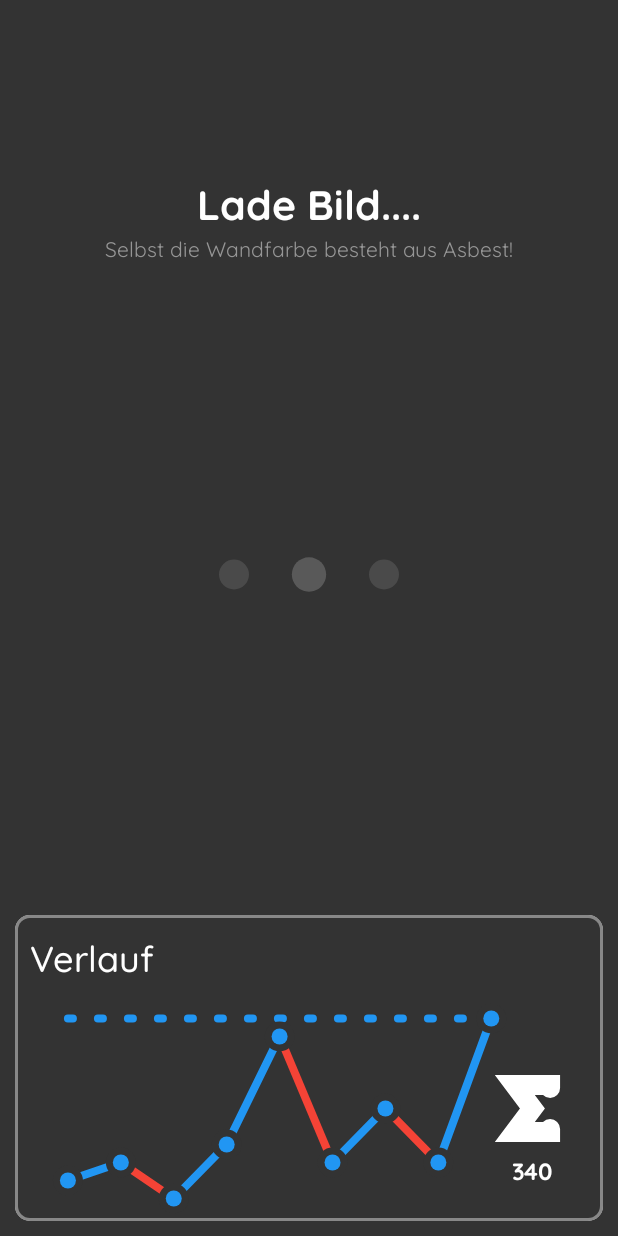
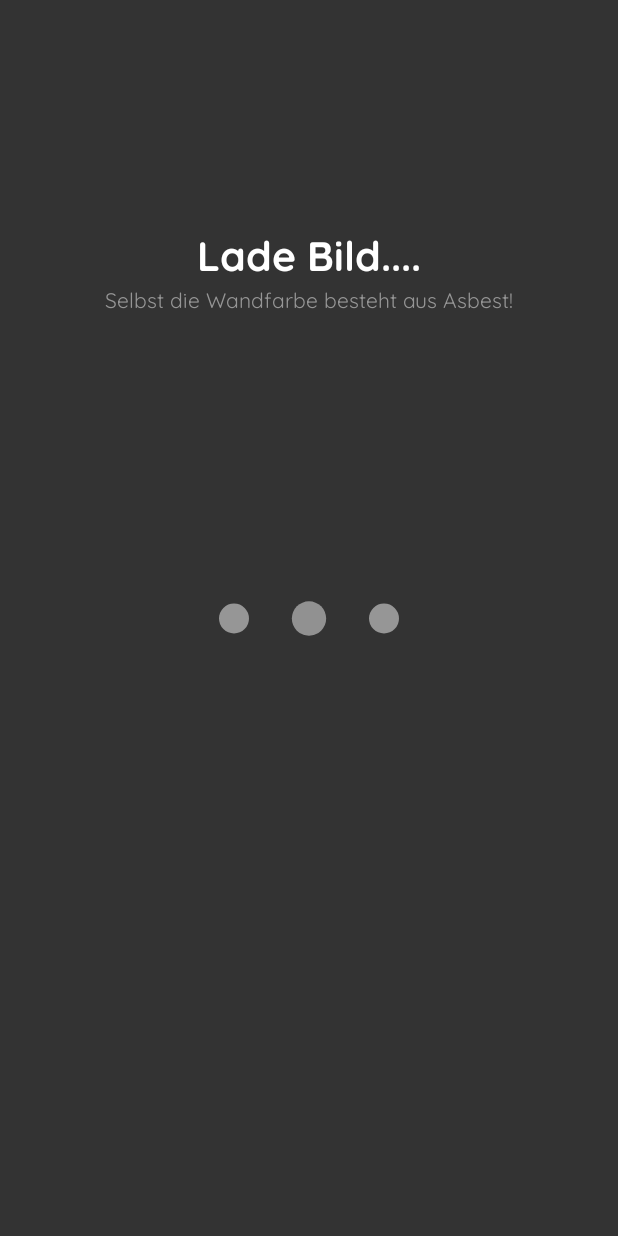
Before and after one commit to val-pu/Campusguesser-fscs, an Android app: the GuessActivity screen opened directly, with no data from a screen before it, on a phone screen of 412 x 824 dp. Run offline under Robolectric (Android 15) with nearby library versions, the phone set to English and light mode, and no system bars; libraries missing offline, so code that uses them is left out: org.osmdroid.api, org.osmdroid.config, org.osmdroid.events, org.osmdroid.tileprovider, org.osmdroid.util and 1 more; plain views replace ProgressView, ZoomageView; network calls fail; pictures from the network do not load; 11 statements that could not run were skipped.

Commit message:
Late night fixes

```diff
--- a/app/src/main/AndroidManifest.xml
+++ b/app/src/main/AndroidManifest.xml
@@ -29,9 +29,6 @@
             android:name=".ui.game.endscreen.EndScreenActivity"
             android:exported="false" />
         <activity
-            android:name=".creator.CreatorNewInstanceValidatorActivity"
-            android:exported="false" />
-        <activity
             android:name=".ui.menu.MenuActivity"
             android:exported="true"
             android:label="@string/app_name"
@@ -51,6 +48,7 @@
             android:exported="false" />
         <activity
             android:name=".ui.game.GuessActivity"
+
             android:exported="false"
             android:screenOrientation="portrait" /> <!-- Pfusch von hier https://www.youtube.com/watch?v=CYRXXOM3aGI -->
         <provider
--- a/app/src/main/java/de/hhufscs/campusguesser/services/async/NetworkFileThread.kt
+++ b/app/src/main/java/de/hhufscs/campusguesser/services/async/NetworkFileThread.kt
@@ -4,17 +4,10 @@ import android.os.Handler
 import android.os.Looper
 import android.util.Log
 
-class NetworkFileThread<T>: Thread{
-    private var runnable: () -> T
+class NetworkFileThread<T>(private var runnable: () -> T, private var resultConsumer: (T) -> Unit) :
+    Thread() {
     private var result: T? = null
-    private var handler: Handler
-    private var resultConsumer: (T) -> Unit
-
-    constructor(runnable: () -> T, resultConsumer: (T) -> Unit){
-        this.runnable = runnable
-        this.handler = Handler(Looper.getMainLooper())
-        this.resultConsumer = resultConsumer
-    }
+    private var handler: Handler = Handler(Looper.getMainLooper())
 
     override fun run(){
         this.result = runnable()
--- a/app/src/main/java/de/hhufscs/campusguesser/services/factories/OnlineLevelFactory.kt
+++ b/app/src/main/java/de/hhufscs/campusguesser/services/factories/OnlineLevelFactory.kt
@@ -7,26 +7,22 @@ import de.hhufscs.campusguesser.core.OnlineGuess
 import de.hhufscs.campusguesser.services.repositories.OnlineGuessRepository
 import java.util.stream.Collectors
 
-class OnlineLevelFactory {
-    private lateinit var guessRepository: OnlineGuessRepository
-
-    constructor(){
-        this.guessRepository = OnlineGuessRepository()
-    }
+class OnlineLevelFactory() {
+    private var guessRepository: OnlineGuessRepository = OnlineGuessRepository()
 
     fun getLevelWithNOnlineGuesses(n: Int, onLoaded: (Level) -> Unit) {
         guessRepository.getNOnlineGuessIdentifiers(n){
-            var guessesForLevel: List<IGuess> = it.shuffled()
+            val guessesForLevel: List<IGuess> = it.shuffled()
                 .stream()
                 .map(::OnlineGuess)
-                .collect(Collectors.toList());
+                .collect(Collectors.toList())
             onLoaded(Level(GuessResult.Companion::standardResultComputer, guessesForLevel))
         }
     }
 
     fun getLevelByUUID(uuid: String, onLoaded: (Level) -> Unit){
         guessRepository.getIdentifiersByLevelUUID(uuid){
-            var guessesForLevel: List<IGuess> = it.shuffled()
+            val guessesForLevel: List<IGuess> = it.shuffled()
                 .stream()
                 .map(::OnlineGuess)
                 .collect(Collectors.toList())
--- a/app/src/main/java/de/hhufscs/campusguesser/services/repositories/OnlineGuessRepository.kt
+++ b/app/src/main/java/de/hhufscs/campusguesser/services/repositories/OnlineGuessRepository.kt
@@ -33,7 +33,7 @@ class OnlineGuessRepository {
 
     fun getNOnlineGuessIdentifiers(n: Int, onLoaded: (List<String>) -> Unit){
         fun getNIdentifiersTaskWrapper(): List<String> {return getNIdentifiersTask(n)}
-        var thread: NetworkFileThread<List<String>> = NetworkFileThread(::getNIdentifiersTaskWrapper){
+        val thread: NetworkFileThread<List<String>> = NetworkFileThread(::getNIdentifiersTaskWrapper){
             val limitedList = it.shuffled().stream().limit(n.toLong()).collect(Collectors.toList())
             onLoaded(limitedList)
         }
--- a/app/src/main/java/de/hhufscs/campusguesser/ui/game/GuessActivity.kt
+++ b/app/src/main/java/de/hhufscs/campusguesser/ui/game/GuessActivity.kt
@@ -17,10 +17,13 @@ import android.view.View.INVISIBLE
 import android.view.View.OnClickListener
 import android.view.View.VISIBLE
 import android.view.ViewGroup
+import android.view.WindowManager
 import androidx.annotation.UiThread
 import androidx.appcompat.app.AppCompatActivity
+import androidx.constraintlayout.motion.widget.MotionLayout
 import androidx.core.app.ActivityCompat
 import androidx.core.graphics.drawable.toDrawable
+import androidx.transition.Transition.TransitionListener
 import de.hhufscs.campusguesser.R
 import de.hhufscs.campusguesser.core.GuessResult
 import de.hhufscs.campusguesser.core.Level
@@ -54,11 +57,12 @@ import kotlin.math.roundToInt
 class GuessActivity : AppCompatActivity() {
     companion object {
         val GEOPOINT_HHU = GeoPoint(51.18885, 6.79551)
-        val GEOPOINT_LLANFAIRPWLLGWYNGYLLGOGERYCHWYRNDROBWLLLLANTYSILIOGOGOGOCH = GeoPoint(53.22069, -4.20932)
+        val GEOPOINT_LLANFAIRPWLLGWYNGYLLGOGERYCHWYRNDROBWLLLLANTYSILIOGOGOGOCH =
+            GeoPoint(53.22069, -4.20932)
     }
 
     private val REQUEST_PERMISSIONS_REQUEST_CODE = 1
-    private val PROGESS_TIME_MILLIS = 30_000L
+    private val PROGESS_TIME_MILLIS = 60_000L
 
     private lateinit var binding: ActivityGuessBinding
     private lateinit var level: Level
@@ -84,7 +88,6 @@ class GuessActivity : AppCompatActivity() {
     public override fun onCreate(savedInstanceState: Bundle?) {
         super.onCreate(savedInstanceState)
 
-
         Log.i("CampusGuesser", "Started GuessActivity")
 
         // OSM will das
@@ -102,12 +105,46 @@ class GuessActivity : AppCompatActivity() {
         enableMapPointGestureDetector()
         setUpGuessButtons()
         initProgressBar()
-        binding.imageView.setOnClickListener() { finish() }
+
+        binding.playerScreenMotionLayout.addTransitionListener(object: MotionLayout.TransitionListener {
+            override fun onTransitionStarted(
+                motionLayout: MotionLayout?,
+                startId: Int,
+                endId: Int
+            ) {
+
+
+            }
+
+            override fun onTransitionChange(
+                motionLayout: MotionLayout?,
+                startId: Int,
+                endId: Int,
+                progress: Float
+            ) {
+            }
+
+            override fun onTransitionCompleted(motionLayout: MotionLayout?, currentId: Int) {
+                binding.guessImage
+                    .setImageDrawable(binding.guessImage.drawable)
+                binding.guessImage.postInvalidate()
+            }
+
+            override fun onTransitionTrigger(
+                motionLayout: MotionLayout?,
+                triggerId: Int,
+                positive: Boolean,
+                progress: Float
+            ) {
+            }
+
+        })
+
 
         var onlineuuid = intent.getStringExtra("uuid")
 
 
-        val n = intent.getIntExtra("count",10)
+        val n = intent.getIntExtra("count", 10)
         val onlineLevelFactory = OnlineLevelFactory()
         if (onlineuuid == null) {
             onlineLevelFactory.getLevelWithNOnlineGuesses(n) {
@@ -125,17 +162,19 @@ class GuessActivity : AppCompatActivity() {
     private fun initOfflineMap() {
         //Achtung, hier wird gepfuscht :(
         val file = File(cacheDir.absolutePath + "hhu_map.zip")
-        if(!file.exists()){
+        if (!file.exists()) {
             val outputStream = FileOutputStream(file)
             val inputStream = assets.open("hhu_map.zip")
             var byteArray: ByteArray = ByteArray(1024)
             var len = inputStream.read(byteArray)
-            while(len != -1){
+            while (len != -1) {
                 outputStream.write(byteArray)
                 len = inputStream.read(byteArray)
             }
         }
-        val tileProvider3000 = OfflineTileProvider(SimpleRegisterReceiver(this), Array<File>(1){File(cacheDir.absolutePath + "hhu_map.zip")})
+        val tileProvider3000 = OfflineTileProvider(
+            SimpleRegisterReceiver(this),
+            Array<File>(1) { File(cacheDir.absolutePath + "hhu_map.zip") })
         binding.guessMap.tileProvider = tileProvider3000
     }
 
@@ -163,7 +202,10 @@ class GuessActivity : AppCompatActivity() {
     }
 
     private fun setUpGuessButtons() {
-        binding.btnLockGuess.setOnClickListener { lockGuess() }
+        binding.btnLockGuess.setOnClickListener {
+            if (!progressBarTask.isStopped() && userMadeGuess())
+                lockGuess()
+        }
     }
 
     private fun nextGuess() {
@@ -199,11 +241,13 @@ class GuessActivity : AppCompatActivity() {
 
     @UiThread
     private fun lockGuess() {
+
+
         binding.playerBackgroundView.visibility = INVISIBLE
         progressBarTask.pause()
 
-        val userMadeGuess = userMadeGuess()
-        if (!userMadeGuess) {
+        if (!userMadeGuess()) {
+//            return
             showUnsuccessfulGuessInfoPopUp()
             addGuessMarkerTo(GEOPOINT_LLANFAIRPWLLGWYNGYLLGOGERYCHWYRNDROBWLLLLANTYSILIOGOGOGOCH)
         }
@@ -212,7 +256,7 @@ class GuessActivity : AppCompatActivity() {
         val currentGuess = level.getCurrentGuess()
         level.guess(guessLocation) { it ->
 
-            if(userMadeGuess){
+            if (userMadeGuess()) {
                 showSuccessfulGuessInfoPopUp(it)
             }
             updateUIPointsToReflectGuessResult(it)
@@ -234,7 +278,7 @@ class GuessActivity : AppCompatActivity() {
                     canvas.clipPath(circlePath)
                     canvas.drawBitmap(bm, 0F, 0F, Paint())
                     val imageDrawable = image.toDrawable(resources)
-                    imageDrawable.setTargetDensity(30)
+                    imageDrawable.setTargetDensity((binding.guessMap.width*.1).roundToInt())
 
                     addIconToMapAtLocationWithDrawable(it, imageDrawable.mutate())
                 }
@@ -284,7 +328,8 @@ class GuessActivity : AppCompatActivity() {
             onClickListener = OnClickListener {
                 nextGuess()
             }
-            description = "Du hast nicht gesetzt. Dein Guess wurde deswegen automatisch nach Llanfairpwllgwyngyllgogerychwyrndrobwllllantysiliogogogoch gesetzt. Du hast 0 Punkte erhalten"
+            description =
+                "Du hast nicht gesetzt. Dein Guess wurde deswegen automatisch nach Llanfairpwllgwyngyllgogerychwyrndrobwllllantysiliogogogoch gesetzt. Du hast 0 Punkte erhalten"
             extraTextRight = "%d/%d".format(level.getGuessesMadeCount(), level.getGuessCount())
         }.show()
     }
--- a/app/src/main/java/de/hhufscs/campusguesser/ui/util/AnimatedLoadingPopUp.kt
+++ b/app/src/main/java/de/hhufscs/campusguesser/ui/util/AnimatedLoadingPopUp.kt
@@ -2,11 +2,9 @@ package de.hhufscs.campusguesser.ui.util
 
 import android.view.LayoutInflater
 import android.view.View
-import android.view.View.GONE
 import android.view.View.VISIBLE
 import android.view.ViewGroup
 import de.hhufscs.campusguesser.R
-import de.hhufscs.campusguesser.databinding.ActivityGuessBinding
 import de.hhufscs.campusguesser.databinding.LayoutLoadingBinding
 
 
@@ -23,10 +21,10 @@ class AnimatedLoadingPopUp(val rootView: ViewGroup) {
         rootView.addView(rootLayout)
     }
 
-    fun show(time: Long) {
+    fun show(showAnimationDuration: Long) {
         rootLayout.scaleX = 1F
         rootLayout.scaleY = 1F
-        rootLayout.animate().setDuration(time).alpha(1F).start()
+        rootLayout.animate().setDuration(showAnimationDuration).alpha(1F).start()
     }
 
     fun show(){
--- a/app/src/main/java/de/hhufscs/campusguesser/ui/views/LoadingAnimation.kt
+++ b/app/src/main/java/de/hhufscs/campusguesser/ui/views/LoadingAnimation.kt
@@ -7,6 +7,8 @@ import android.util.AttributeSet
 import android.view.View
 import de.hhufscs.campusguesser.R
 import kotlin.math.PI
+import kotlin.math.abs
+import kotlin.math.roundToInt
 import kotlin.math.sin
 
 class LoadingAnimation(context: Context?, attrs: AttributeSet?) : View(context, attrs) {
@@ -25,12 +27,14 @@ class LoadingAnimation(context: Context?, attrs: AttributeSet?) : View(context,
         val radius = oneFourth * .2
         val ballActive = (System.currentTimeMillis() % (3 * timePerBall)) / timePerBall
         val x = (System.currentTimeMillis() % timePerBall) / timePerBall.toFloat() * PI + PI
-        ballPaint.alpha = (-sin(x)*40F + 60).toInt()
+        ballPaint.alpha = (abs(sin(.5*x) * 55 + 200)).toInt()
         canvas.drawCircle(
             oneFourth * (ballActive + 1),
-            (height / 2F + sin(x) * height * 0).toFloat(), ((-.15F*sin(x)+1)*radius).toFloat(), ballPaint
+            (height / 2F + sin(x) * height * 0).toFloat(),
+            ((-.15F * sin(x) + 1) * radius).toFloat(),
+            ballPaint
         )
-        ballPaint.alpha = 60
+        ballPaint.alpha = 255
         repeat(3) {
             if (it.toLong() != ballActive) {
 
--- a/app/src/main/java/de/hhufscs/campusguesser/ui/views/PlayerScreenMotionLayout.kt
+++ b/app/src/main/java/de/hhufscs/campusguesser/ui/views/PlayerScreenMotionLayout.kt
@@ -121,4 +121,6 @@ class PlayerScreenMotionLayout(
         }
         return hasTouchStarted && super.onTouchEvent(event)
     }
+
+
 }
--- a/app/src/main/res/layout/activity_guess.xml
+++ b/app/src/main/res/layout/activity_guess.xml
@@ -26,11 +26,11 @@
             View_labelSpace="10dp"
             android:layout_width="0dp"
             android:layout_height="35dp"
-            android:layout_marginStart="10dp"
+            android:layout_marginStart="5dp"
             android:layout_marginEnd="10dp"
             app:layout_constraintBottom_toBottomOf="parent"
             app:layout_constraintEnd_toStartOf="@+id/points"
-            app:layout_constraintStart_toEndOf="@+id/imageView"
+            app:layout_constraintStart_toStartOf="parent"
             app:layout_constraintTop_toTopOf="parent"
             app:progressView_autoAnimate="true"
             app:progressView_colorBackground="@color/white"
@@ -38,22 +38,13 @@
             app:progressView_labelColorInner="@color/white"
             app:progressView_labelColorOuter="@color/black"
             app:progressView_labelSize="16sp"
-            app:progressView_labelText="0"
             app:progressView_labelTypeface="bold"
             app:progressView_max="100"
             app:progressView_min="0"
+            app:progressView_duration="200"
             app:progressView_progress="100"
             app:progressView_progressFromPrevious="true"
             app:progressView_radius="10dp" />
-
-        <ImageView
-            android:id="@+id/imageView"
-            android:layout_width="45dp"
-            android:layout_height="45dp"
-            app:layout_constraintBottom_toBottomOf="parent"
-            app:layout_constraintStart_toStartOf="parent"
-            app:layout_constraintTop_toTopOf="parent"
-            app:srcCompat="@drawable/ic_clear_black_24dp" />
 
         <TextView
             android:id="@+id/points"
@@ -75,7 +66,7 @@
         android:id="@+id/constraintLayout2"
         android:layout_width="match_parent"
         android:layout_height="0dp"
-        android:layout_marginHorizontal="4dp"
+        android:layout_marginHorizontal="@dimen/default_radius"
         app:layout_constraintBottom_toBottomOf="@+id/playerScreenMotionLayout"
         app:layout_constraintTop_toBottomOf="@id/constraintLayout3">
 
@@ -91,11 +82,13 @@
         android:id="@+id/playerScreenMotionLayout"
         android:layout_width="0dp"
         android:layout_height="0dp"
+        android:layout_marginHorizontal="10dp"
         android:layout_marginBottom="10dp"
         android:layout_weight="100"
         android:animateLayoutChanges="true"
         android:background="#000077B6"
         android:padding="6dp"
+        tools:visibility="invisible"
         app:layoutDescription="@xml/guess_picture_motion_scene"
         app:layout_constraintBottom_toTopOf="@+id/btn_lock_guess"
         app:layout_constraintEnd_toEndOf="parent"
@@ -109,7 +102,7 @@
             android:animateLayoutChanges="true"
             android:background="@drawable/btn_back"
             android:backgroundTint="@color/back"
-            android:paddingHorizontal="10dp"
+            android:paddingHorizontal="14dp"
             android:paddingBottom="6dp"
             app:layout_constraintBottom_toBottomOf="parent"
             app:layout_constraintEnd_toEndOf="parent"
@@ -117,9 +110,9 @@
 
             <View
                 android:id="@+id/resize_view"
-                android:layout_width="30dp"
-                android:layout_height="4dp"
-                android:layout_marginTop="7.5dp"
+                android:layout_width="40dp"
+                android:layout_height="10dp"
+                android:layout_marginTop="15dp"
                 android:animateLayoutChanges="true"
                 android:background="@drawable/btn_back"
                 android:backgroundTint="@color/back_secondary"
@@ -131,7 +124,7 @@
             <de.hhufscs.campusguesser.ui.views.RoundedConstraintLayout
                 android:layout_width="match_parent"
                 android:layout_height="0dp"
-                android:layout_marginTop="7.5dp"
+                android:layout_marginTop="15dp"
                 android:background="#3F3F3F"
                 app:layout_constraintBottom_toBottomOf="parent"
                 app:layout_constraintEnd_toEndOf="parent"
--- a/app/src/main/res/layout/layout_loading.xml
+++ b/app/src/main/res/layout/layout_loading.xml
@@ -17,10 +17,10 @@
         android:id="@+id/loadingAnimation2"
         android:layout_width="200dp"
         android:layout_height="150dp"
-        app:layout_constraintBottom_toTopOf="@+id/statViewContainer"
+        app:layout_constraintBottom_toBottomOf="parent"
         app:layout_constraintEnd_toEndOf="parent"
         app:layout_constraintStart_toStartOf="parent"
-        app:layout_constraintTop_toBottomOf="@+id/textView6" />
+        app:layout_constraintTop_toTopOf="parent" />
 
     <TextView
         android:id="@+id/textView6"
@@ -29,41 +29,12 @@
         android:fontFamily="@font/quicksand_bold"
         android:text="Lade Bild...."
         android:textColor="@color/white"
-        app:layout_constraintVertical_bias=".2"
         android:textSize="@dimen/title"
         app:flow_lastVerticalBias="2"
-        app:layout_constraintBottom_toTopOf="@+id/statViewContainer"
+        app:layout_constraintBottom_toTopOf="@+id/loadingAnimation2"
         app:layout_constraintEnd_toEndOf="parent"
         app:layout_constraintStart_toStartOf="parent"
         app:layout_constraintTop_toTopOf="parent" />
-
-    <de.hhufscs.campusguesser.ui.views.RoundedConstraintLayout
-        android:id="@+id/statViewContainer"
-        android:layout_width="match_parent"
-        android:layout_margin="@dimen/default_radius"
-        app:mainColor="@color/back"
-        android:layout_height="wrap_content"
-        app:layout_constraintBottom_toBottomOf="parent">
-
-        <TextView
-            android:id="@+id/textView8"
-            android:layout_width="wrap_content"
-            android:layout_height="wrap_content"
-            android:fontFamily="@font/quicksand_medium"
-            android:padding="@dimen/outer_padding"
-            android:text="Verlauf"
-            android:textColor="@color/white"
-            android:textSize="24sp"
-            app:layout_constraintStart_toStartOf="parent"
-            app:layout_constraintTop_toTopOf="parent" />
-
-        <de.hhufscs.campusguesser.ui.views.StatView
-            android:layout_width="match_parent"
-            android:layout_height="150dp"
-
-            app:layout_constraintBottom_toBottomOf="parent"
-            app:layout_constraintTop_toBottomOf="@+id/textView8" />
-    </de.hhufscs.campusguesser.ui.views.RoundedConstraintLayout>
 
     <TextView
         android:id="@+id/textView11"
--- a/app/src/main/res/values/themes.xml
+++ b/app/src/main/res/values/themes.xml
@@ -1,10 +1,16 @@
 <resources xmlns:tools="http://schemas.android.com/tools">
     <!-- Base application theme. -->
-    <style name="Base.Theme.Campusguesser" parent="Theme.Material3.DayNight.NoActionBar">
+    <style name="Base.Theme.Campusguesser" parent="Theme.Material3.Dark.NoActionBar">
         <!-- Customize your light theme here. -->
     </style>
 
     <style name="Theme.Campusguesser" parent="Base.Theme.Campusguesser" >
+        <item name="android:windowNoTitle">true</item>
+        <item name="android:windowFullscreen">true</item>
+        <item name="colorPrimary">@color/back</item>
+        <item name="fontFamily">@font/quicksand_medium</item>
+        <item name="colorSecondary">@color/back</item>
+        <item name="colorAccent">@color/back</item>
     </style>
 
     <style name="QuicksandBoldButtonStyle">
--- a/app/src/main/res/xml/activity_guess_xml_info_text_scene.xml
+++ b/app/src/main/res/xml/activity_guess_xml_info_text_scene.xml
@@ -1,7 +1,6 @@
 <?xml version="1.0" encoding="utf-8"?>
 <MotionScene xmlns:android="http://schemas.android.com/apk/res/android"
-    xmlns:motion="http://schemas.android.com/apk/res-auto"
-    xmlns:app="http://schemas.android.com/tools">
+    xmlns:motion="http://schemas.android.com/apk/res-auto">
 
     <Transition
         motion:constraintSetEnd="@+id/end"
--- a/app/src/main/res/xml/guess_picture_motion_scene.xml
+++ b/app/src/main/res/xml/guess_picture_motion_scene.xml
@@ -21,7 +21,7 @@
         <Constraint
             android:id="@id/player_background_view"
             android:layout_width="0dp"
-            android:layout_height="300dp"
+            android:layout_height="500dp"
             app:layout_constraintBottom_toBottomOf="parent"
             app:layout_constraintStart_toStartOf="parent"
             app:layout_constraintEnd_toEndOf="parent"
```
Also changed, not shown: app/src/main/res/values/attrs.xml (+17 -0 lines).
